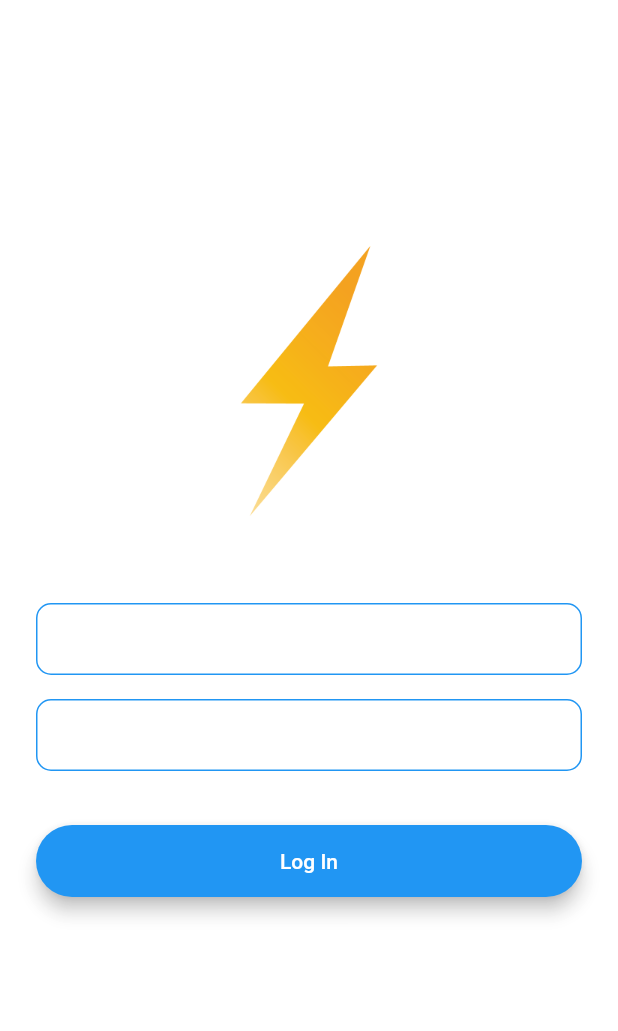
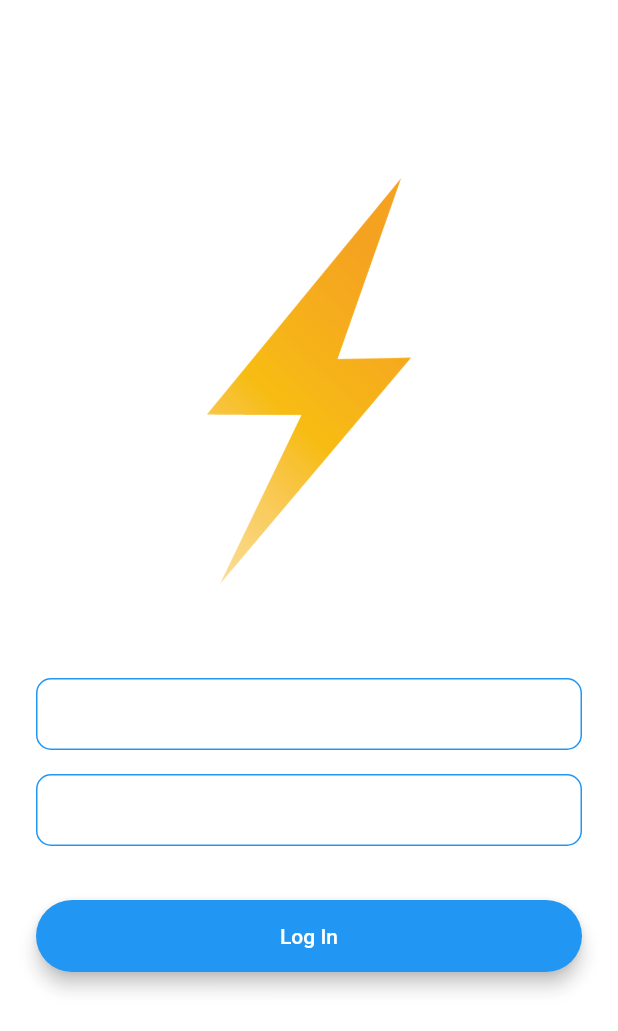
Before and after one commit to ParimSsme/FlashChat, a Flutter app: the screen it shows after launch, after a tap on "Log In", on a phone screen of 412 x 824 dp. Shown: the top 1031 px of the screen. Run offline on Flutter 3.47's test engine with Material 2 defaults, Android fonts, the phone set to English and light mode, and no system bars; drawn by our look-alikes of modal_progress_hud_nsn; our stand-ins replace animated_text_kit, cloud_firestore, email_validator, firebase_auth, firebase_core; accounts and stored records are empty.

Commit message:
fix design problems

```diff
--- a/lib/main.dart
+++ b/lib/main.dart
@@ -37,9 +37,9 @@ class FlashChat extends StatelessWidget {
               RegistrationScreen.id: (context) => RegistrationScreen(),
               ChatScreen.id: (context) => ChatScreen(),
             },
-            initialRoute: AuthService().getCurrentUser != null
-                ? ChatScreen.id
-                : WelcomeScreen.id,
+            home: AuthService().getCurrentUser != null
+                ? ChatScreen()
+                : WelcomeScreen(),
           );
         });
   }
--- a/lib/screens/chat_screen.dart
+++ b/lib/screens/chat_screen.dart
@@ -41,7 +41,10 @@ class _ChatScreenState extends State<ChatScreen> {
           IconButton(
               icon: const Icon(Icons.logout),
               onPressed: () {
-                Navigator.pop(context);
+                if(Navigator.canPop(context)){
+                  Navigator.pop(context);
+                }
+
                 AuthService().signOut();
               }),
         ],
--- a/lib/screens/login_screen.dart
+++ b/lib/screens/login_screen.dart
@@ -33,12 +33,15 @@ class _LoginScreenState extends State<LoginScreen> {
             mainAxisAlignment: MainAxisAlignment.center,
             crossAxisAlignment: CrossAxisAlignment.stretch,
             children: <Widget>[
-              Container(
-                height: 200.0,
+              Flexible(
                 child: Hero(
                   tag: 'imageHero',
-                  child: Image.asset('images/logo.png'),
-                )),
+                  child: SizedBox(
+                    height: 300.0,
+                    child: Image.asset('images/logo.png'),
+                  ),
+                ),
+              ),
               const SizedBox(
                 height: 48.0,
               ),
@@ -48,12 +51,10 @@ class _LoginScreenState extends State<LoginScreen> {
                   children: [
                     TextFormField(
                       decoration: kTextFieldDecoration.copyWith(
-                          hintText: 'Enter your email',
-                          labelText: 'Email'
-                      ),
+                          hintText: 'Enter your email', labelText: 'Email'),
                       controller: _emailController,
                       autovalidateMode: AutovalidateMode.onUserInteraction,
-                      validator: (email){
+                      validator: (email) {
                         return email != null && EmailValidator.validate(email)
                             ? null
                             : 'Please enter a valid email';
@@ -65,12 +66,11 @@ class _LoginScreenState extends State<LoginScreen> {
                     TextFormField(
                       decoration: kTextFieldDecoration.copyWith(
                           hintText: 'Enter your password',
-                          labelText: 'Password'
-                      ),
+                          labelText: 'Password'),
                       obscureText: true,
                       controller: _passwordController,
                       autovalidateMode: AutovalidateMode.onUserInteraction,
-                      validator: (password){
+                      validator: (password) {
                         return password != null && password.length > 5
                             ? null
                             : 'The password should be of 6 characters at least.';
@@ -94,30 +94,28 @@ class _LoginScreenState extends State<LoginScreen> {
                 color: kLoginButtonColor,
                 title: 'Log In',
                 onPressed: () async {
-                  if (_formKey.currentState!.validate()){
-                    try{
-                      setState((){
+                  if (_formKey.currentState!.validate()) {
+                    try {
+                      setState(() {
                         errorOccurred = false;
                         showSpinner = true;
                       });
 
                       await AuthService()
                           .signInWithEmailAndPassword(
-                          email: _emailController.text,
-                          password: _passwordController.text
-                      )
+                              email: _emailController.text,
+                              password: _passwordController.text)
                           .then((value) {
                         Navigator.pop(context);
                         Navigator.pushNamed(context, ChatScreen.id);
                       });
 
-                      setState((){
+                      setState(() {
                         showSpinner = false;
                       });
-
-                    }catch(e){
+                    } catch (e) {
                       print('ERROR ${e.toString()}');
-                      setState((){
+                      setState(() {
                         showSpinner = false;
                         errorOccurred = true;
                         errorMessage = e.toString().split('] ')[1];
```
